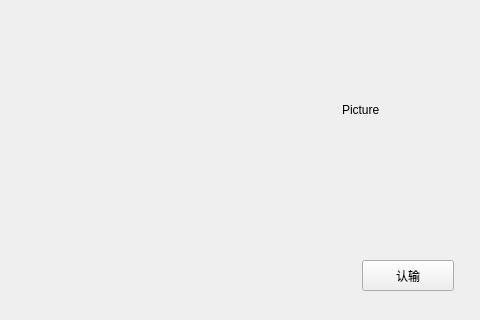
Above: gameboard.ui from lanzinytt/QtGobang before the change; both pictures show x 218 to 698 and y 0 to 320 of the 698 by 555 pixel window. Below: the same form after it.
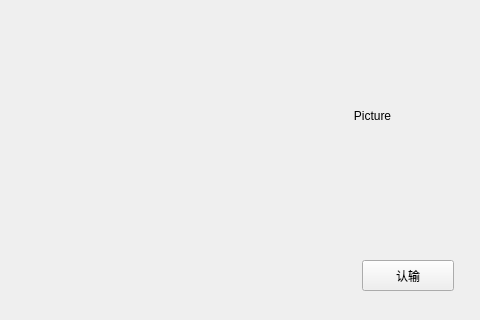
That is the form after the change.

```diff
--- a/gameboard.ui
+++ b/gameboard.ui
@@ -55,15 +55,33 @@
   <widget class="QLabel" name="label">
    <property name="geometry">
     <rect>
-     <x>560</x>
-     <y>100</y>
-     <width>69</width>
-     <height>19</height>
+     <x>500</x>
+     <y>20</y>
+     <width>181</width>
+     <height>191</height>
     </rect>
    </property>
+   <property name="minimumSize">
+    <size>
+     <width>181</width>
+     <height>191</height>
+    </size>
+   </property>
+   <property name="maximumSize">
+    <size>
+     <width>181</width>
+     <height>191</height>
+    </size>
+   </property>
    <property name="text">
     <string>Picture</string>
    </property>
+   <property name="scaledContents">
+    <bool>true</bool>
+   </property>
+   <property name="alignment">
+    <set>Qt::AlignmentFlag::AlignCenter</set>
+   </property>
   </widget>
  </widget>
  <resources/>
```
